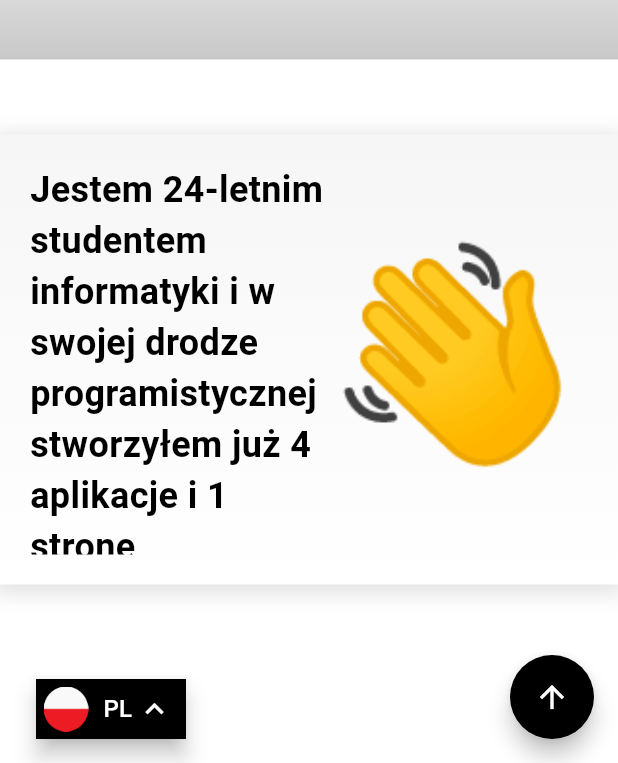
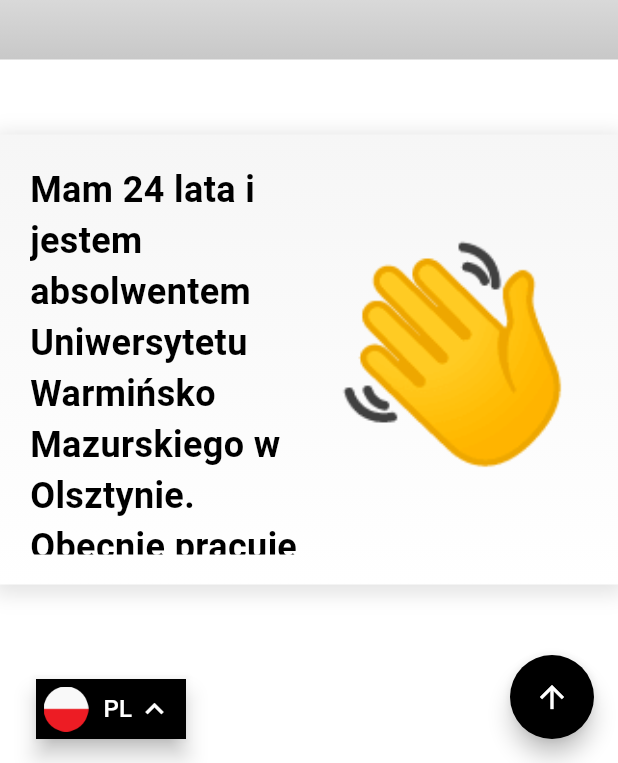
Before and after one commit to maciejsulikowski/my_website, a Flutter app: the screen it shows after launch, scrolled down 576 dp, on a phone screen of 412 x 824 dp, the part 473-1236 px from its top. Run offline on Flutter 3.47's test engine with Material 3 defaults, Android fonts, the light colour scheme and no system bars; our stand-ins replace animated_text_kit, google_fonts, lottie, visibility_detector; generated files the repository leaves out were written again.

Commit message:
Add new translates to the app

```diff
--- a/lib/app/features/widgets/about_me/personal_widget.dart
+++ b/lib/app/features/widgets/about_me/personal_widget.dart
@@ -103,6 +103,13 @@ class _PersonalWidgetState extends State<PersonalWidget> {
                               fontSize: 24,
                               fontWeight: FontWeight.bold),
                         ),
+                        TyperAnimatedText(
+                          'Salesman',
+                          textStyle: GoogleFonts.aBeeZee(
+                              color: Colors.black,
+                              fontSize: 24,
+                              fontWeight: FontWeight.bold),
+                        ),
                       ],
                     ),
                   ],
--- a/lib/app/features/widgets/contact/contact_widget.dart
+++ b/lib/app/features/widgets/contact/contact_widget.dart
@@ -57,6 +57,7 @@ class _ContactWidgetState extends State<ContactWidget>
   void wrongMessage() {
     ScaffoldMessenger.of(context).showSnackBar(
       SnackBar(
+          padding: EdgeInsets.all(10),
           behavior: SnackBarBehavior.fixed,
           backgroundColor: Colors.red,
           shape: const RoundedRectangleBorder(
@@ -78,6 +79,7 @@ class _ContactWidgetState extends State<ContactWidget>
   void wrongMessage2() {
     ScaffoldMessenger.of(context).showSnackBar(
       SnackBar(
+          padding: EdgeInsets.all(10),
           behavior: SnackBarBehavior.fixed,
           backgroundColor: Colors.red,
           shape: const RoundedRectangleBorder(
@@ -99,6 +101,7 @@ class _ContactWidgetState extends State<ContactWidget>
   void correctMessage() {
     ScaffoldMessenger.of(context).showSnackBar(
       SnackBar(
+          padding: EdgeInsets.all(10),
           behavior: SnackBarBehavior.fixed,
           backgroundColor: Colors.green,
           shape: const RoundedRectangleBorder(
--- a/lib/app/features/widgets/portfolio/github_button.dart
+++ b/lib/app/features/widgets/portfolio/github_button.dart
@@ -1,4 +1,3 @@
-
 import 'package:flutter/material.dart';
 import 'package:google_fonts/google_fonts.dart';
 import 'package:my_website/app/features/widgets/portfolio/app_widget.dart';
@@ -38,8 +37,9 @@ class _GitHubButtonState extends State<GitHubButton> {
           image: const AssetImage(
             'images/github.png',
           ),
-          width: isHovered ? 70 : 50,
-          height: isHovered ? 70 : 50,
+          color: isHovered ? Colors.black.withOpacity(0.5) : null,
+          width: 50,
+          height: 50,
         ),
       ),
     );
--- a/lib/l10n/app_en.arb
+++ b/lib/l10n/app_en.arb
@@ -8,7 +8,7 @@
   "about_me" : "About Me",
   "portfolio" : "Portfolio",
   "contact" : "Contact",
-  "i_am_student" : "I am 24 years old IT student and in my programming journey, I have already created 4 applications and 1 website in Flutter, of which I have already published 3 applications in the Google Play Store.",
+  "i_am_student" : "I am 24 years old and a graduate of the University of Warmia and Mazury in Olsztyn. I am currently working as a salesman and developing my passion for creating applications in Flutter. Currently, I have created 4 mobile apps and 1 website, of which 3 apps are published on the Google Play Store. My current goal is to get a job as a full-fledged Flutter developer!",
   "why" : "Why am I using Flutter?",
   "mobile" : "Mobile Development",
   "flutter_mobile" : "Flutter is great for building mobile apps. With it, we can write one code for Android and IOS without losing too much performance. It saves a lot of time and money.",
@@ -17,7 +17,7 @@
   "ux" : "UX & UI",
   "flutter_ux" : "Flutter allows you to create advanced views and beautiful User interfaces and User experiences that will delight any user, and on top of that, everything runs very smoothly. Flutter is the future!",
   "help" : "How i can help you?",
-  "help_text" : "My dream is to create the best possible value for people and improve their lives. With Flutter, I know this is possible and I can help you create an interactive mobile app or website in any form that will help you or more people, fulfill their goals and dreams.",
+  "help_text" : "My goal is to create the best possible value for people. I know, that is possible with Flutter and I can help you create a mobile or web application that will help you achieve your goals and dreams. Let me know via the Contact tab what you need and together we'll see whether I will be able to help you!",
   "tech_used" : "Technology used:",
   "life_diary" : "A great app for writing your own diaries and for planning your workouts along with organizing them. The app has more features such as a day planner, calculating how much water to drink or a to do list.",
   "quiz_quest" : "An application where you can test your knowledge, develop it in many interesting areas such as science, sports or many others, and have fun on top of that.",
--- a/lib/l10n/app_pl.arb
+++ b/lib/l10n/app_pl.arb
@@ -1,5 +1,5 @@
 {
-  "one": "Jako",
+  "one": "Działam jako",
   "two": "Dwa",
   "hi_there": "Cześć, witaj w mojej przestrzeni!",
   "my_name" : "Nazywam się",
@@ -8,7 +8,7 @@
   "about_me" : "O mnie",
   "portfolio" : "Portfolio",
   "contact" : "Kontakt",
-  "i_am_student" : "Jestem 24-letnim studentem informatyki i w swojej drodze programistycznej stworzyłem już 4 aplikacje i 1 stronę internetową we Flutterze, z czego opublikowałem już 3 aplikacje w sklepie Google Play.",
+  "i_am_student" : "Mam 24 lata i jestem absolwentem Uniwersytetu Warmińsko Mazurskiego w Olsztynie. Obecnie pracuję jako sprzedawca i rozwijam swoją pasję do tworzenia aplikacji we Flutterze. Obecnie stworzyłem 4 aplikacje mobilne i 1 stronę internetową, z czego 3 aplikacje są opublikowane na Google Play Store. Moim obecnym celem jest zdobycie pracy jako pełnoprawny Flutter Developer!",
   "why" : "Dlaczego używam Fluttera?",
   "mobile" : "Aplikacje Mobilne",
   "flutter_mobile" : "Flutter świetnie nadaje się do tworzenia aplikacji mobilnych. Dzięki niemu możemy napisać jeden kod dla Androida i IOS bez utraty wydajności. Oszczędza to mnóstwo czasu i pieniędzy.",
@@ -17,7 +17,7 @@
   "ux" : "UX & UI",
   "flutter_ux" : "Flutter pozwala na tworzenie zaawansowanych widoków i pięknych interfejsów użytkownika, które zachwycą każdego użytkownika, a do tego wszystko działa bardzo płynnie. Flutter to przyszłość!",
   "help" : "Jak mogę Ci pomóc?",
-  "help_text" : "Moim marzeniem jest tworzenie najlepszej możliwej wartości dla ludzi i poprawa ich życia. Dzięki Flutterowi wiem, że jest to możliwe i mogę Ci pomóc stworzyć interaktywną aplikację mobilną bądź stronę internetową w każdej formie, która pomoże Tobie bądź większej ilości osób, spełnić cele i marzenia.",
+  "help_text" : "Moim celem jest tworzenie możliwie jak najlepszej wartości dla ludzi. Wiem, że z Flutterem jest to możliwe i dzięki niemu mogę pomóc Ci stworzyć aplikację mobilną bądź internetową, która pomoże Ci osiągnąć Twoje cele i marzenia. Daj mi znać poprzez zakładkę Kontakt, czego potrzebujesz, a razem sprawdzimy czy będę w stanie Ci pomóc!",
   "tech_used" : "Użyta technologia:",
   "life_diary" : "Aplikacja do pisania własnych pamiętników oraz planowania i organizowania treningów. Aplikacja ma więcej funkcji, takich jak planer dnia, obliczanie ilości wody do picia czy lista zadań.",
   "quiz_quest" : "Aplikacja, w której możesz sprawdzić swoją wiedzę, rozwijać ją w wielu interesujących dziedzinach, takich jak nauka, sport czy wiele innych, i dodatkowo dobrze się bawić.",
```
Also changed, not shown: lib/app/features/widgets/footer/footer_widget.dart (+14 -10 lines), images/ffb.png (added), images/fibi.png (added), images/link.png (added), images/linke.png (added), images/linki.png (added).
